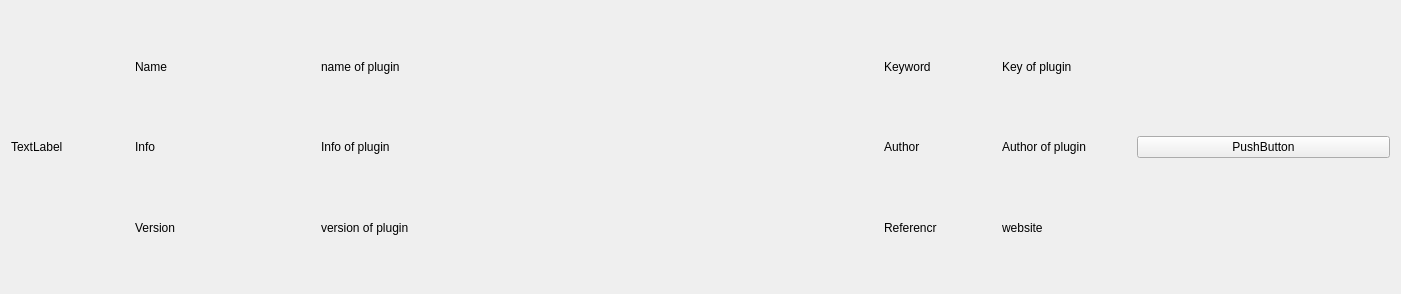
The window that Launcher/src/PluginManagePanel.ui (openeuler-mirror/summer2021-101) describes before a commit, drawn with Qt 5.
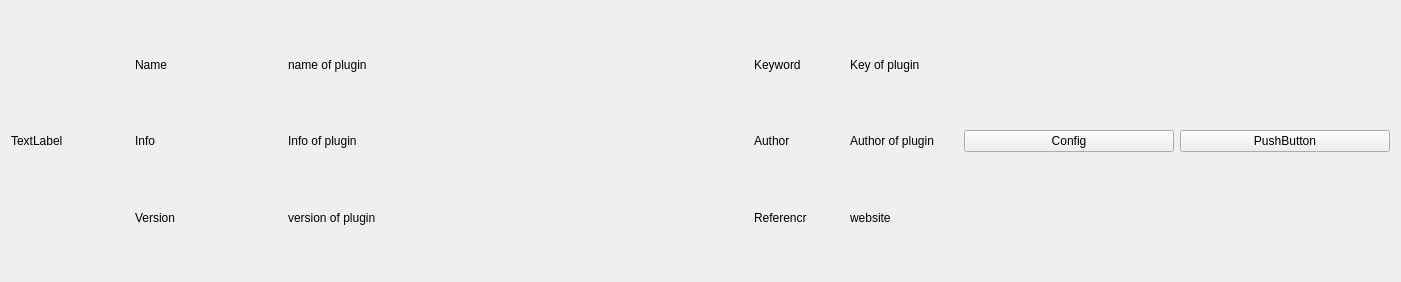
The same window after the commit.

The edit to the form file:
```diff
--- a/Launcher/src/PluginManagePanel.ui
+++ b/Launcher/src/PluginManagePanel.ui
@@ -7,7 +7,7 @@
     <x>0</x>
     <y>0</y>
     <width>1401</width>
-    <height>294</height>
+    <height>282</height>
    </rect>
   </property>
   <property name="sizePolicy">
@@ -19,6 +19,9 @@
   <property name="windowTitle">
    <string>Form</string>
   </property>
+  <property name="styleSheet">
+   <string notr="true"/>
+  </property>
   <layout class="QHBoxLayout" name="horizontalLayout">
    <item>
     <widget class="QLabel" name="logo">
@@ -171,6 +174,19 @@
      </layout>
     </widget>
    </item>
+   <item>
+    <widget class="QPushButton" name="configButton">
+     <property name="sizePolicy">
+      <sizepolicy hsizetype="Minimum" vsizetype="Fixed">
+       <horstretch>1</horstretch>
+       <verstretch>0</verstretch>
+      </sizepolicy>
+     </property>
+     <property name="text">
+      <string>Config</string>
+     </property>
+    </widget>
+   </item>
    <item>
     <widget class="QPushButton" name="onoff">
      <property name="sizePolicy">
```
Left out of the diff: 34 changed lines with no effect on the pictures.
